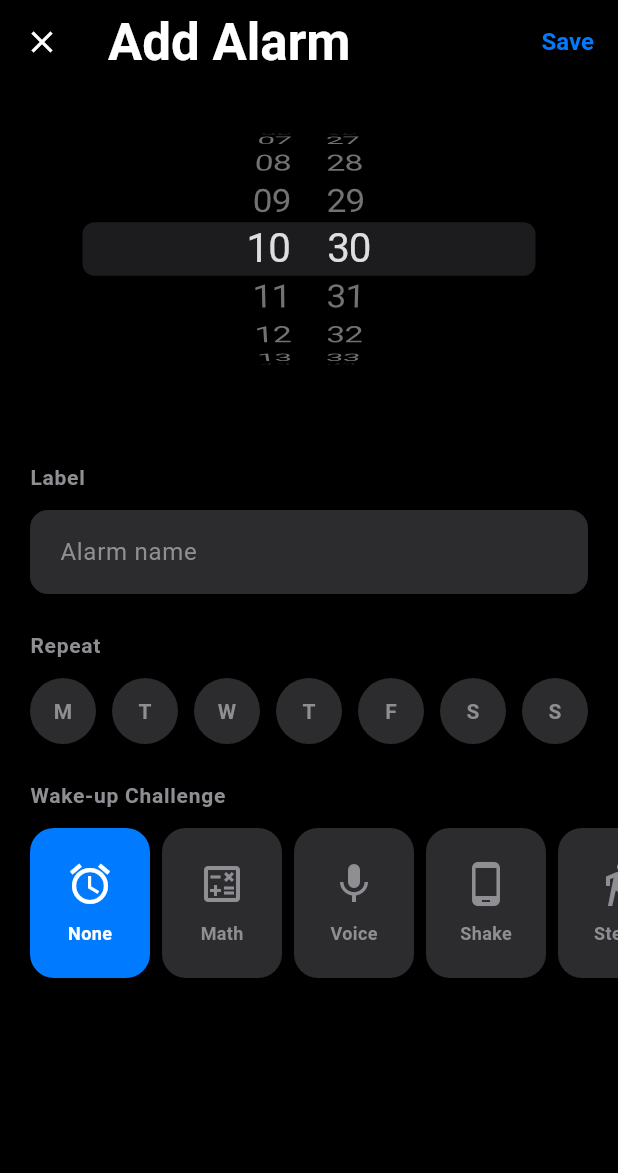
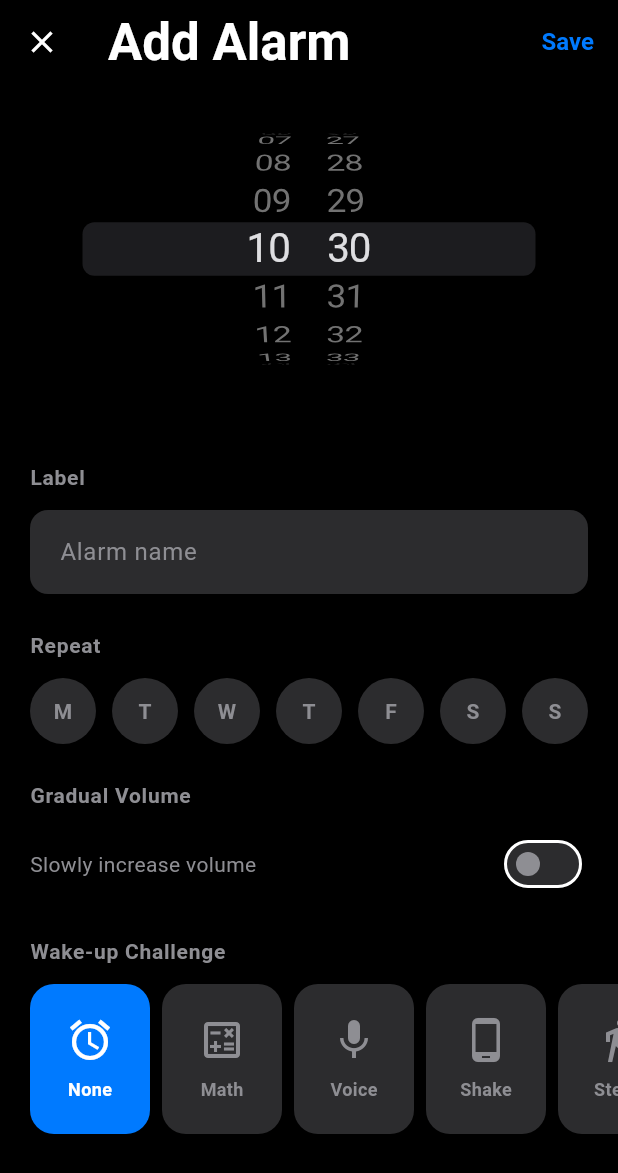
Before and after one commit to MiUPa/nextAlarm, a Flutter app: the screen it shows after launch, after a tap on the "add" icon, on a phone screen of 412 x 824 dp. Shown: the top 1173 px of the screen. Run offline on Flutter 3.47's test engine with Material 3 defaults, Android fonts, the phone set to English and light mode, and no system bars; our stand-ins replace flutter_local_notifications, pedometer, permission_handler, sensors_plus, shared_preferences, speech_to_text and 1 more; missing offline and left inert: android_alarm_manager_plus, dart:html, flutter_ringtone_player; generated files the repository leaves out were written again.

Commit message:
feat: Add gradual volume increase feature
- Add gradualVolume field to Alarm model
- Add toggle UI in AlarmEditScreen
- Implement gradual volume increase in AlarmService
  - Starts at 10% volume, increases 15% every 5 seconds
- Add localization for gradual volume setting (EN/JA)

Co-Authored-By: Claude Opus 4.5 <noreply@anthropic.com>

```diff
--- a/lib/l10n/app_en.arb
+++ b/lib/l10n/app_en.arb
@@ -139,5 +139,8 @@
 	"tongueTwister2": "She sells seashells by the seashore",
 	"tongueTwister3": "How much wood would a woodchuck chuck",
 	"tongueTwister4": "Red lorry yellow lorry",
-	"tongueTwister5": "Unique New York"
+	"tongueTwister5": "Unique New York",
+
+	"gradualVolume": "Gradual Volume",
+	"gradualVolumeDescription": "Slowly increase volume"
 }
--- a/lib/l10n/app_ja.arb
+++ b/lib/l10n/app_ja.arb
@@ -75,5 +75,8 @@
 	"tongueTwister2": "バスガス爆発",
 	"tongueTwister3": "東京特許許可局",
 	"tongueTwister4": "隣の客はよく柿食う客だ",
-	"tongueTwister5": "赤巻紙青巻紙黄巻紙"
+	"tongueTwister5": "赤巻紙青巻紙黄巻紙",
+
+	"gradualVolume": "だんだん大きく",
+	"gradualVolumeDescription": "音量を徐々に上げる"
 }
--- a/lib/models/alarm.dart
+++ b/lib/models/alarm.dart
@@ -18,6 +18,7 @@ class Alarm {
   final int challengeDifficulty; // 1-5
   final String? challengeData; // QR code data, phrase for voice, etc.
   final bool vibrate;
+  final bool gradualVolume; // Gradually increase volume
   final String? soundPath;
   final int snoozeMinutes;
   final DateTime? nextAlarmTime;
@@ -32,6 +33,7 @@ class Alarm {
     this.challengeDifficulty = 3,
     this.challengeData,
     this.vibrate = true,
+    this.gradualVolume = false,
     this.soundPath,
     this.snoozeMinutes = 5,
     this.nextAlarmTime,
@@ -46,6 +48,7 @@ class Alarm {
     int? challengeDifficulty,
     String? challengeData,
     bool? vibrate,
+    bool? gradualVolume,
     String? soundPath,
     int? snoozeMinutes,
     DateTime? nextAlarmTime,
@@ -60,6 +63,7 @@ class Alarm {
       challengeDifficulty: challengeDifficulty ?? this.challengeDifficulty,
       challengeData: challengeData ?? this.challengeData,
       vibrate: vibrate ?? this.vibrate,
+      gradualVolume: gradualVolume ?? this.gradualVolume,
       soundPath: soundPath ?? this.soundPath,
       snoozeMinutes: snoozeMinutes ?? this.snoozeMinutes,
       nextAlarmTime: nextAlarmTime ?? this.nextAlarmTime,
@@ -78,6 +82,7 @@ class Alarm {
       'challengeDifficulty': challengeDifficulty,
       'challengeData': challengeData,
       'vibrate': vibrate,
+      'gradualVolume': gradualVolume,
       'soundPath': soundPath,
       'snoozeMinutes': snoozeMinutes,
       'nextAlarmTime': nextAlarmTime?.toIso8601String(),
@@ -95,6 +100,7 @@ class Alarm {
       challengeDifficulty: json['challengeDifficulty'] ?? 3,
       challengeData: json['challengeData'],
       vibrate: json['vibrate'] ?? true,
+      gradualVolume: json['gradualVolume'] ?? false,
       soundPath: json['soundPath'],
       snoozeMinutes: json['snoozeMinutes'] ?? 5,
       nextAlarmTime: json['nextAlarmTime'] != null
--- a/lib/screens/alarm_edit_screen.dart
+++ b/lib/screens/alarm_edit_screen.dart
@@ -23,6 +23,7 @@ class _AlarmEditScreenState extends State<AlarmEditScreen> {
 	late Set<int> _repeatDays;
 	late models.WakeUpChallenge _challenge;
 	late int _challengeDifficulty;
+	late bool _gradualVolume;
 
 	@override
 	void initState() {
@@ -33,6 +34,7 @@ class _AlarmEditScreenState extends State<AlarmEditScreen> {
 		_repeatDays = Set.from(widget.alarm?.repeatDays ?? {});
 		_challenge = widget.alarm?.challenge ?? models.WakeUpChallenge.none;
 		_challengeDifficulty = widget.alarm?.challengeDifficulty ?? 2;
+		_gradualVolume = widget.alarm?.gradualVolume ?? false;
 	}
 
 	@override
@@ -119,6 +121,34 @@ class _AlarmEditScreenState extends State<AlarmEditScreen> {
 							),
 						),
 
+						// Gradual volume
+						_buildSection(
+							l10n.gradualVolume,
+							Padding(
+								padding: const EdgeInsets.symmetric(horizontal: 20),
+								child: Row(
+									mainAxisAlignment: MainAxisAlignment.spaceBetween,
+									children: [
+										Expanded(
+											child: Text(
+												l10n.gradualVolumeDescription,
+												style: Theme.of(context).textTheme.bodyMedium?.copyWith(
+													color: AppTheme.onSurfaceSecondary,
+												),
+											),
+										),
+										Switch(
+											value: _gradualVolume,
+											onChanged: (value) {
+												setState(() => _gradualVolume = value);
+												Vibration.vibrate(duration: 10);
+											},
+										),
+									],
+								),
+							),
+						),
+
 						// Wake-up challenge
 						_buildSection(
 							l10n.wakeUpChallenge,
@@ -179,6 +209,7 @@ class _AlarmEditScreenState extends State<AlarmEditScreen> {
 			repeatDays: _repeatDays,
 			challenge: _challenge,
 			challengeDifficulty: _challengeDifficulty,
+			gradualVolume: _gradualVolume,
 		);
 
 		final alarmService = context.read<AlarmService>();
```
Also changed, not shown: lib/services/alarm_service.dart (+39 -2 lines).
